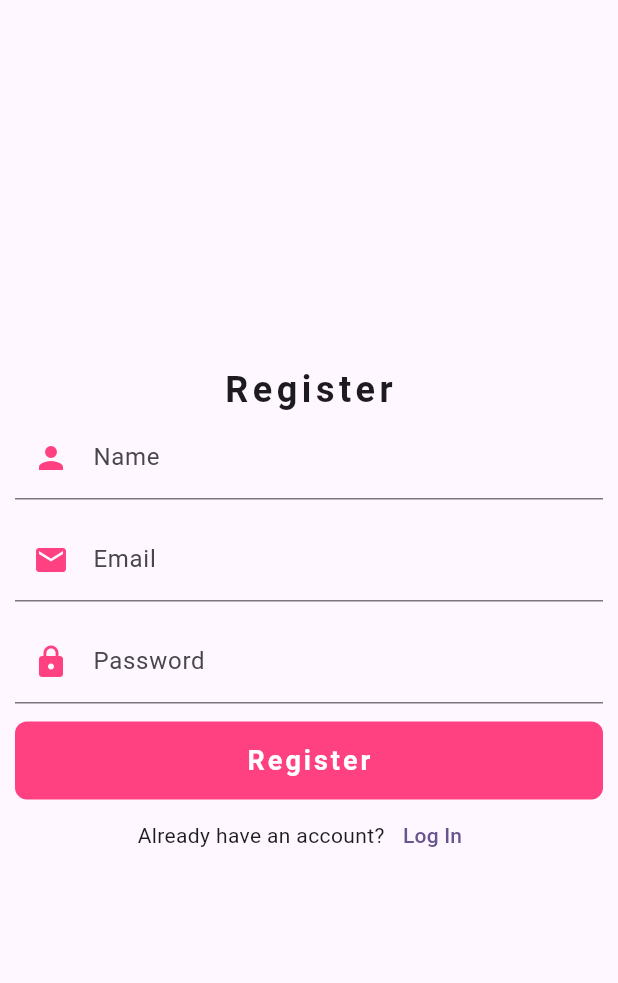
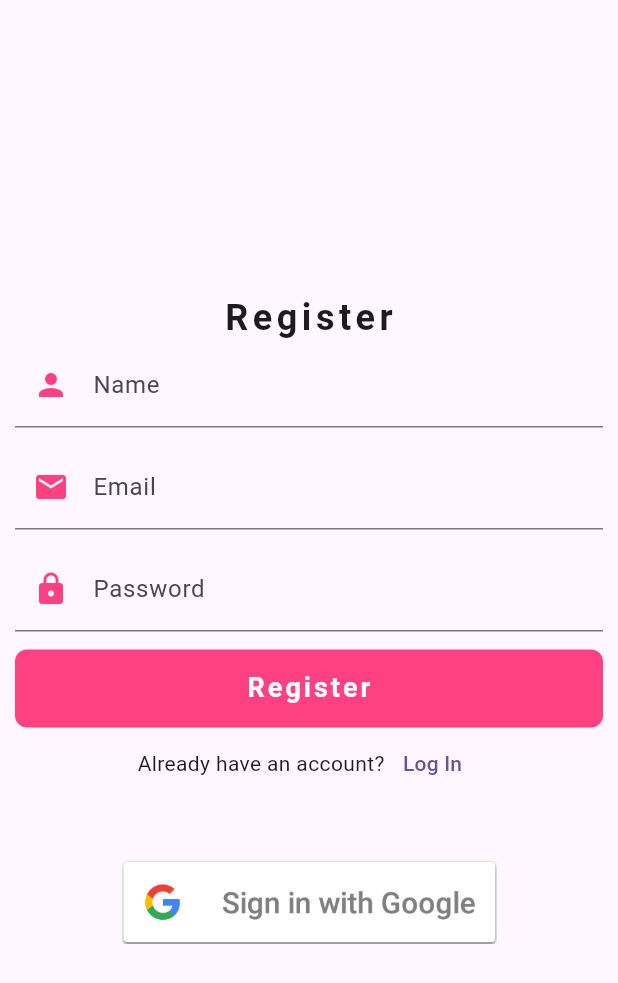
Before and after one commit to adogbeji/FlutterGoogleSignInApp, a Flutter app: the screen it shows after launch, after a tap on "Register", on a phone screen of 412 x 824 dp. Shown: the top 983 px of the screen. Run offline on Flutter 3.47's test engine with Material 3 defaults, Android fonts, the phone set to English and light mode, and no system bars.

Commit message:
Add google sign in button to register screen

```diff
--- a/lib/views/screens/auth/register_screen.dart
+++ b/lib/views/screens/auth/register_screen.dart
@@ -1,3 +1,4 @@
+import 'package:flutter/cupertino.dart';
 import 'package:flutter/material.dart';
 import 'package:flutter/widgets.dart';
 
@@ -67,7 +68,7 @@ class RegisterScreen extends StatelessWidget {
               // REGISTER BUTTON
               InkWell(
                 onTap: () {
-                  print('Button Pressed!');
+                  print('Pressed!');
                 },
                 child: Container(
                   width: MediaQuery.of(context).size.width,
@@ -79,7 +80,11 @@ class RegisterScreen extends StatelessWidget {
                   child: const Center(
                     child: Text(
                       'Register',
-                      style: TextStyle(fontSize: 18, color: Colors.white, fontWeight: FontWeight.bold, letterSpacing: 2),
+                      style: TextStyle(
+                          fontSize: 18,
+                          color: Colors.white,
+                          fontWeight: FontWeight.bold,
+                          letterSpacing: 2),
                     ),
                   ),
                 ),
@@ -89,8 +94,20 @@ class RegisterScreen extends StatelessWidget {
                 mainAxisAlignment: MainAxisAlignment.center,
                 children: [
                   const Text('Already have an account?'),
-                  TextButton(onPressed: () {}, child: const Text('Log In'),),
+                  TextButton(
+                    onPressed: () {},
+                    child: const Text('Log In'),
+                  ),
                 ],
+              ),
+
+              const SizedBox(height: 40,),
+
+              GestureDetector(
+                onTap: () {
+                  print('Pressed');
+                },
+                child: Image.asset('assets/images/google-signin.png', width: 250,),
               ),
             ],
           ),
```
